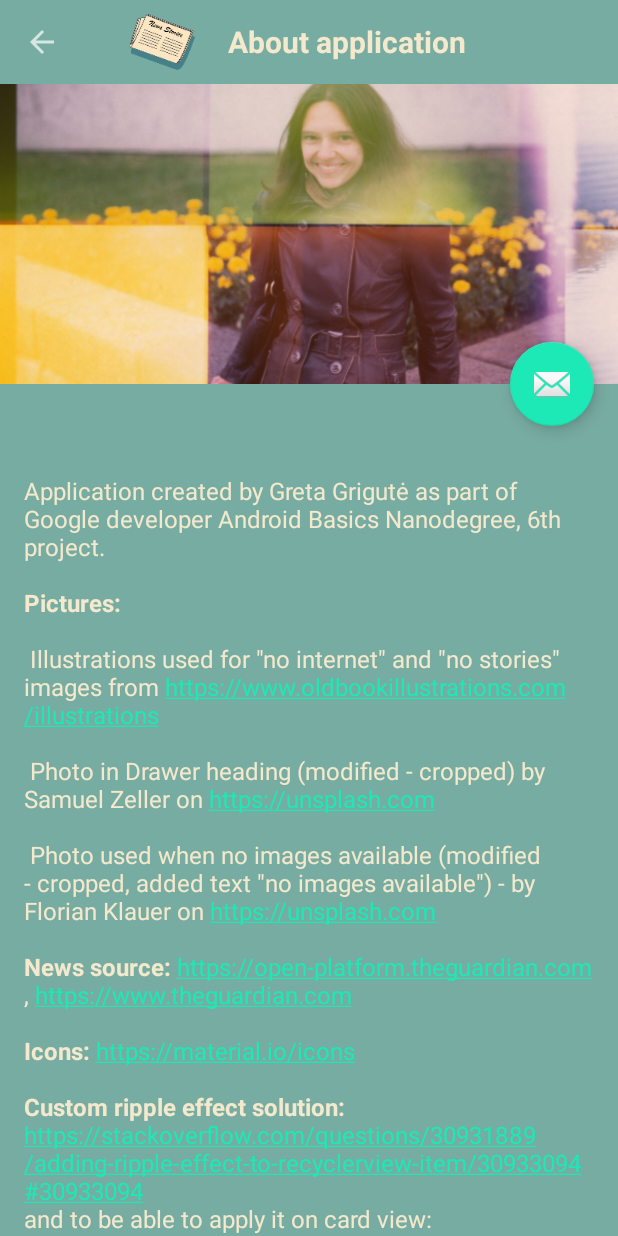
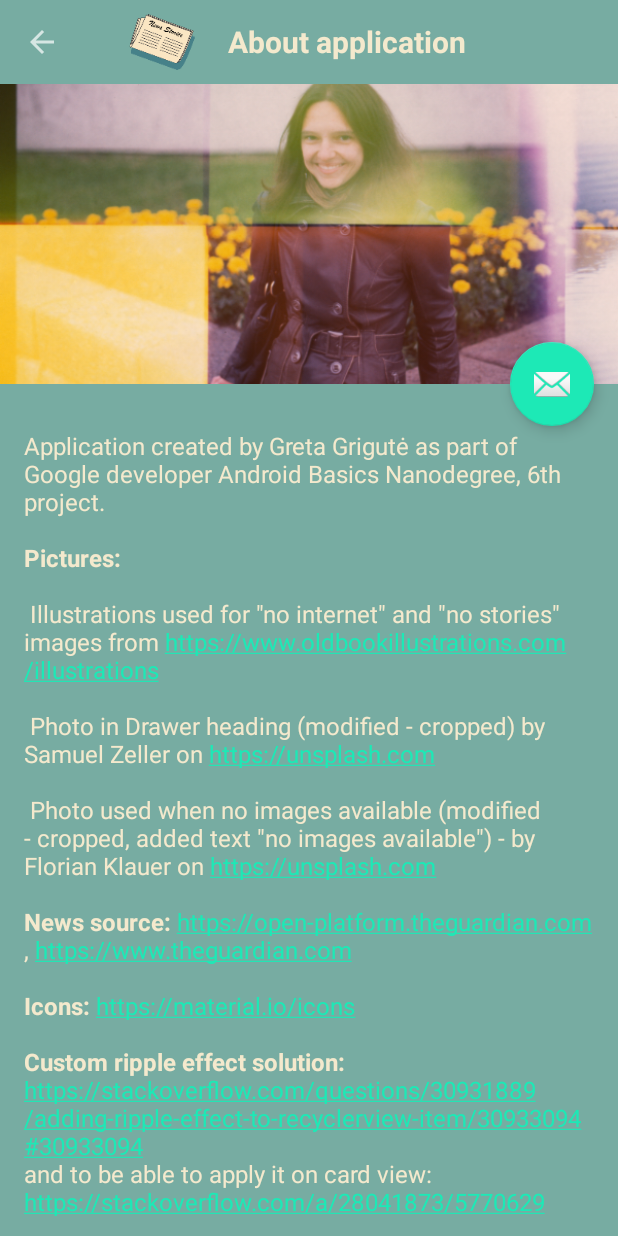
Before and after one commit to GretaGri/News-Stories, an Android app: the AboutApplicationActivity screen opened directly, with no data from a screen before it, on a phone screen of 412 x 824 dp. Run offline under Robolectric (Android 15) with nearby library versions, the light colour scheme and no system bars; Roboto replaces fonts that are not available here.

```diff
--- a/app/src/main/res/layout/activity_about_application.xml
+++ b/app/src/main/res/layout/activity_about_application.xml
@@ -60,7 +60,7 @@
             android:layout_marginLeft="@dimen/margin_medium"
             android:layout_marginRight="@dimen/margin_medium"
             android:layout_marginStart="@dimen/margin_medium"
-            android:layout_marginTop="@dimen/margin_top_max"
+            android:layout_marginTop="@dimen/margin_max"
             android:autoLink="web"
             android:fontFamily="@font/alegreya"
             android:linksClickable="true"
--- a/app/src/main/res/layout/list_item.xml
+++ b/app/src/main/res/layout/list_item.xml
@@ -42,6 +42,7 @@
             android:layout_height="wrap_content"
             android:layout_margin="@dimen/margin_medium"
             android:background="@drawable/hexagon"
+            android:backgroundTint="@color/colorBackground"
             android:fontFamily="@font/alegreya"
             android:textColor="@color/colorText"
             android:textSize="@dimen/text_size_button"
--- a/app/src/main/res/values/dimens.xml
+++ b/app/src/main/res/values/dimens.xml
@@ -17,4 +17,5 @@
     <dimen name="height_navigation_header_picture">160dp</dimen>
     <dimen name="picture_height_about_app">200dp</dimen>
     <dimen name="fab_margin">16dp</dimen>
+    <dimen name="margin_max">30dp</dimen>
 </resources>
```
Also changed, not shown: gradle.properties (deleted, +0 -16 lines).
